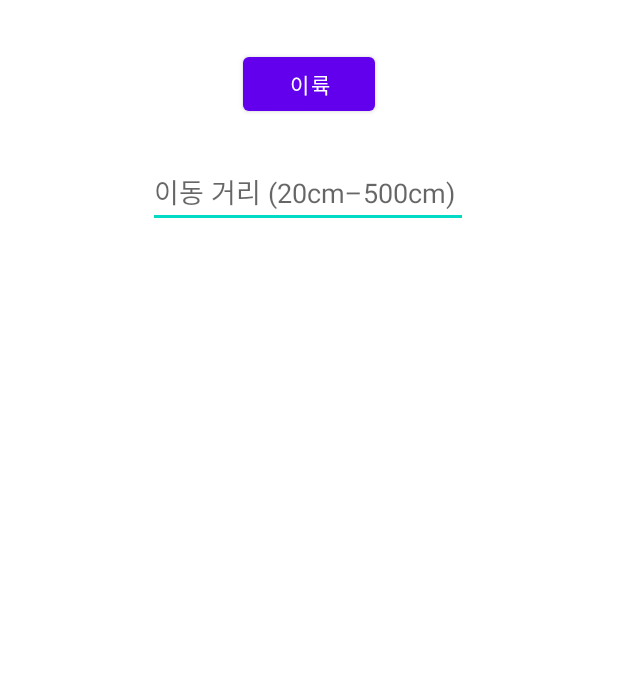
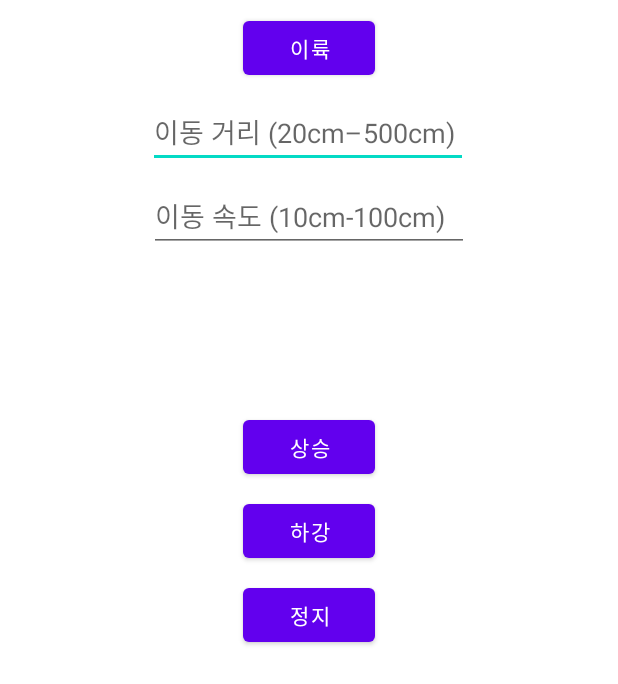
Before and after one commit to Aftermoon-dev/Tello-Controller, an Android app: the layout activity_main.xml on its own in the app's theme, with its tools: preview values and no code run, on a phone screen of 412 x 824 dp. Shown: the top 684 px of the screen. Run offline under Robolectric (Android 15) with nearby library versions, the phone set to English and light mode, and no system bars.

Commit message:
Added Up/Down/Stop/Speed

```diff
--- a/Android/app/src/main/java/dev/aftermoon/tellocontroller/network/APICall.kt
+++ b/Android/app/src/main/java/dev/aftermoon/tellocontroller/network/APICall.kt
@@ -50,6 +50,10 @@ interface APICall {
         @Query("distance") distance: Int
     ): Call<BaseResponse>
 
+    @GET("speed")
+    fun speed(
+        @Query("speed") speed: Int
+    ): Call<BaseResponse>
 
     @GET("stop")
     fun stop(): Call<BaseResponse>
--- a/Android/app/src/main/res/layout/activity_main.xml
+++ b/Android/app/src/main/res/layout/activity_main.xml
@@ -10,7 +10,7 @@
         android:id="@+id/btn_takeoff"
         android:layout_width="wrap_content"
         android:layout_height="wrap_content"
-        android:layout_marginTop="32dp"
+        android:layout_marginTop="8dp"
         android:text="@string/btn_takeoff"
         app:layout_constraintEnd_toEndOf="parent"
         app:layout_constraintStart_toStartOf="parent"
@@ -32,10 +32,10 @@
         android:id="@+id/tv_xpos"
         android:layout_width="wrap_content"
         android:layout_height="wrap_content"
-        android:layout_marginTop="24dp"
+        android:layout_marginTop="16dp"
         app:layout_constraintEnd_toEndOf="parent"
         app:layout_constraintStart_toStartOf="parent"
-        app:layout_constraintTop_toBottomOf="@+id/et_distance" />
+        app:layout_constraintTop_toBottomOf="@+id/et_speed" />
 
     <TextView
         android:id="@+id/tv_ypos"
@@ -59,15 +59,55 @@
         android:id="@+id/et_distance"
         android:layout_width="wrap_content"
         android:layout_height="wrap_content"
-        android:layout_marginTop="24dp"
+        android:layout_marginTop="8dp"
         android:ems="10"
+        android:hint="@string/et_distance"
         android:inputType="number"
-        android:hint="@string/et_distance"
-        android:min="20"
-        android:max="500"
         app:layout_constraintEnd_toEndOf="parent"
         app:layout_constraintHorizontal_bias="0.497"
         app:layout_constraintStart_toStartOf="parent"
         app:layout_constraintTop_toBottomOf="@+id/btn_takeoff" />
 
+    <EditText
+        android:id="@+id/et_speed"
+        android:layout_width="wrap_content"
+        android:layout_height="wrap_content"
+        android:layout_marginTop="8dp"
+        android:ems="10"
+        android:hint="@string/et_speed"
+        android:inputType="textPersonName"
+        app:layout_constraintEnd_toEndOf="parent"
+        app:layout_constraintStart_toStartOf="parent"
+        app:layout_constraintTop_toBottomOf="@+id/et_distance" />
+
+    <Button
+        android:id="@+id/btn_up"
+        android:layout_width="wrap_content"
+        android:layout_height="wrap_content"
+        android:layout_marginTop="16dp"
+        android:text="@string/btn_up"
+        app:layout_constraintEnd_toEndOf="parent"
+        app:layout_constraintStart_toStartOf="parent"
+        app:layout_constraintTop_toBottomOf="@+id/tv_azimuth" />
+
+    <Button
+        android:id="@+id/btn_down"
+        android:layout_width="wrap_content"
+        android:layout_height="wrap_content"
+        android:layout_marginTop="8dp"
+        android:text="@string/btn_down"
+        app:layout_constraintEnd_toEndOf="parent"
+        app:layout_constraintStart_toStartOf="parent"
+        app:layout_constraintTop_toBottomOf="@+id/btn_up" />
+
+    <Button
+        android:id="@+id/btn_stop"
+        android:layout_width="wrap_content"
+        android:layout_height="wrap_content"
+        android:layout_marginTop="8dp"
+        android:text="@string/btn_stop"
+        app:layout_constraintEnd_toEndOf="parent"
+        app:layout_constraintStart_toStartOf="parent"
+        app:layout_constraintTop_toBottomOf="@+id/btn_down" />
+
 </androidx.constraintlayout.widget.ConstraintLayout>
--- a/Android/app/src/main/res/values/strings.xml
+++ b/Android/app/src/main/res/values/strings.xml
@@ -6,7 +6,12 @@
     <string name="btn_takeoff">이륙</string>
     <string name="btn_land">착륙</string>
     <string name="btn_emergency">비상 정지</string>
+    <string name="btn_up">상승</string>
+    <string name="btn_down">하강</string>
+    <string name="btn_stop">정지</string>
+
     <string name="et_distance">이동 거리 (20cm–500cm)</string>
+    <string name="et_speed">이동 속도 (10cm-100cm)</string>
     <string name="toast_distance_error">이동 거리를 입력해주세요</string>
     <string name="angle">%1$s : %2$s</string>
 
```
Also changed, not shown: Android/app/src/main/java/dev/aftermoon/tellocontroller/MainActivity.kt (+54 -20 lines).
